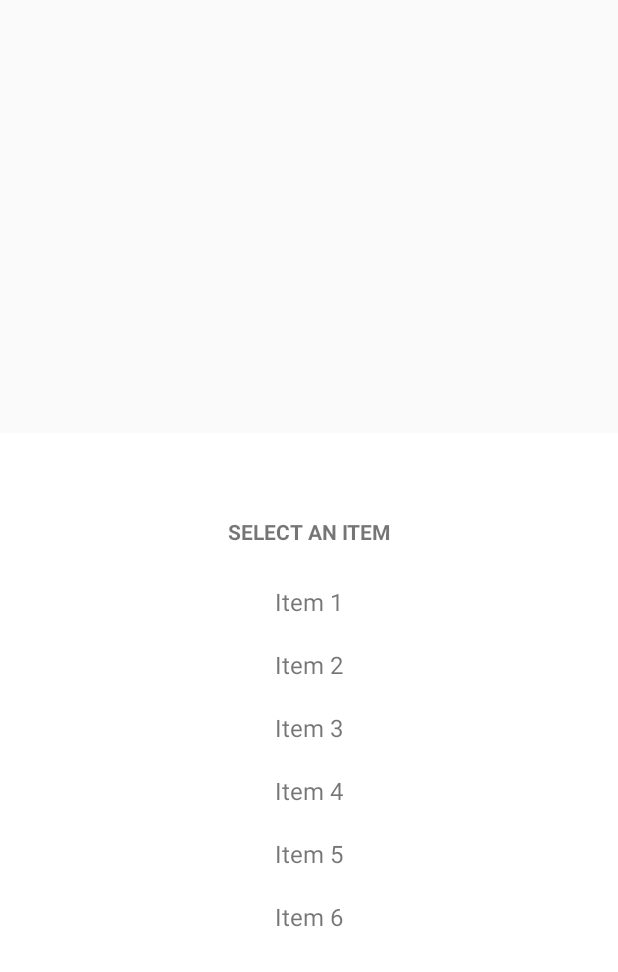
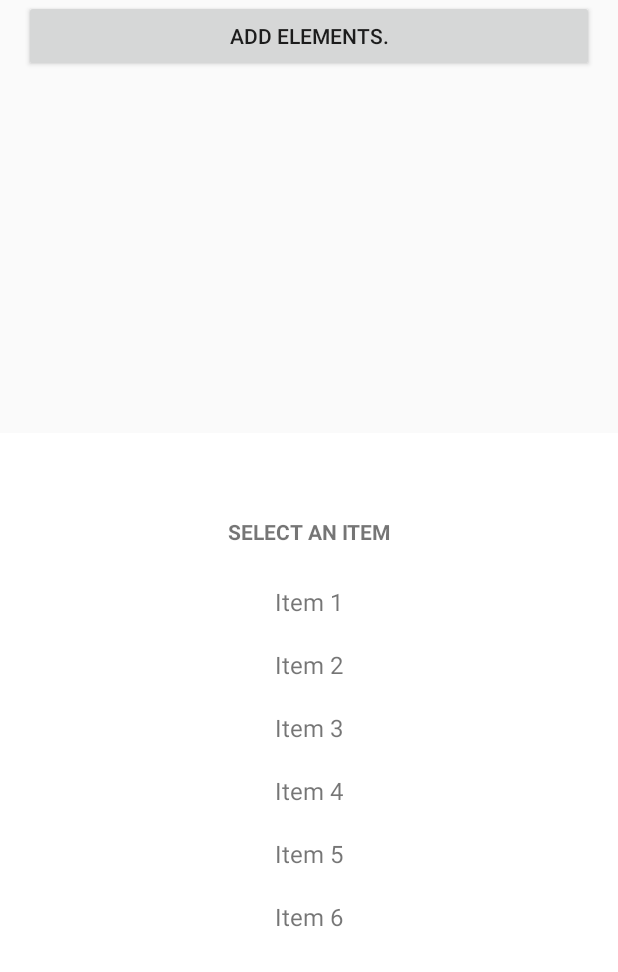
Before and after one commit to iamrishav111/ModalBottomSheet, an Android app: the screen it shows after launch (MainActivity), after a tap on "BOTTOM SHEET", on a phone screen of 412 x 824 dp, the part 264-1236 px from its top. Run offline under Robolectric (Android 15) with nearby library versions, the phone set to English and light mode, and no system bars; 1 statement that could not run was skipped.

Commit message:
Button to add elements added in the code.

```diff
--- a/app/src/main/java/iamrishav/bottomsheet/MainActivity.java
+++ b/app/src/main/java/iamrishav/bottomsheet/MainActivity.java
@@ -55,7 +55,7 @@ public class MainActivity extends AppCompatActivity implements ItemAdapter.ItemL
         recyclerView.setHasFixedSize(true);
         recyclerView.setLayoutManager(new LinearLayoutManager(this));
 
-        ArrayList<String> items = new ArrayList<>();
+        final ArrayList<String> items = new ArrayList<>();
         items.add("Item 1");
         items.add("Item 2");
         items.add("Item 3");
@@ -66,12 +66,30 @@ public class MainActivity extends AppCompatActivity implements ItemAdapter.ItemL
         mAdapter = new ItemAdapter(items, this);
         recyclerView.setAdapter(mAdapter);
 
-        Button button = (Button) findViewById(R.id.button);
+        Button button =  findViewById(R.id.button);
+        Button addButton=findViewById(R.id.add);
+
+
 
         button.setOnClickListener(new View.OnClickListener() {
             @Override
             public void onClick(View view) {
                 behavior.setState(BottomSheetBehavior.STATE_EXPANDED);
+            }
+        });
+
+        //function to add 5 elements to the existing list and modify the recycler view.
+        addButton.setOnClickListener(new View.OnClickListener() {
+            @Override
+            public void onClick(View view) {
+                int n=items.size();
+                ArrayList<String>test=new ArrayList<>();
+                for(int i=n;i<=n+5;i++){
+                    String s=Integer.toString(i);
+                    test.add("Item "+s);
+                }
+                items.addAll(test);
+                mAdapter.notifyDataSetChanged();
             }
         });
 
@@ -86,4 +104,6 @@ public class MainActivity extends AppCompatActivity implements ItemAdapter.ItemL
         behavior.setState(BottomSheetBehavior.STATE_COLLAPSED);
 
     }
+
+
 }
--- a/app/src/main/res/layout/content_main.xml
+++ b/app/src/main/res/layout/content_main.xml
@@ -12,9 +12,24 @@
     tools:context="iamrishav.bottomsheet.MainActivity"
     tools:showIn="@layout/activity_main">
 
-    <Button
+ <!--   <Button
         android:layout_width="match_parent"
         android:layout_height="wrap_content"
         android:id="@+id/button"
+        android:text="Bottom sheet" />-->
+
+
+    <Button
+        android:id="@+id/button"
+        android:layout_width="match_parent"
+        android:layout_height="wrap_content"
         android:text="Bottom sheet" />
+
+    <Button
+        android:id="@+id/add"
+        android:layout_width="match_parent"
+        android:layout_height="wrap_content"
+        android:layout_below="@id/button"
+        android:text="Add Elements." />
+
 </RelativeLayout>
```
